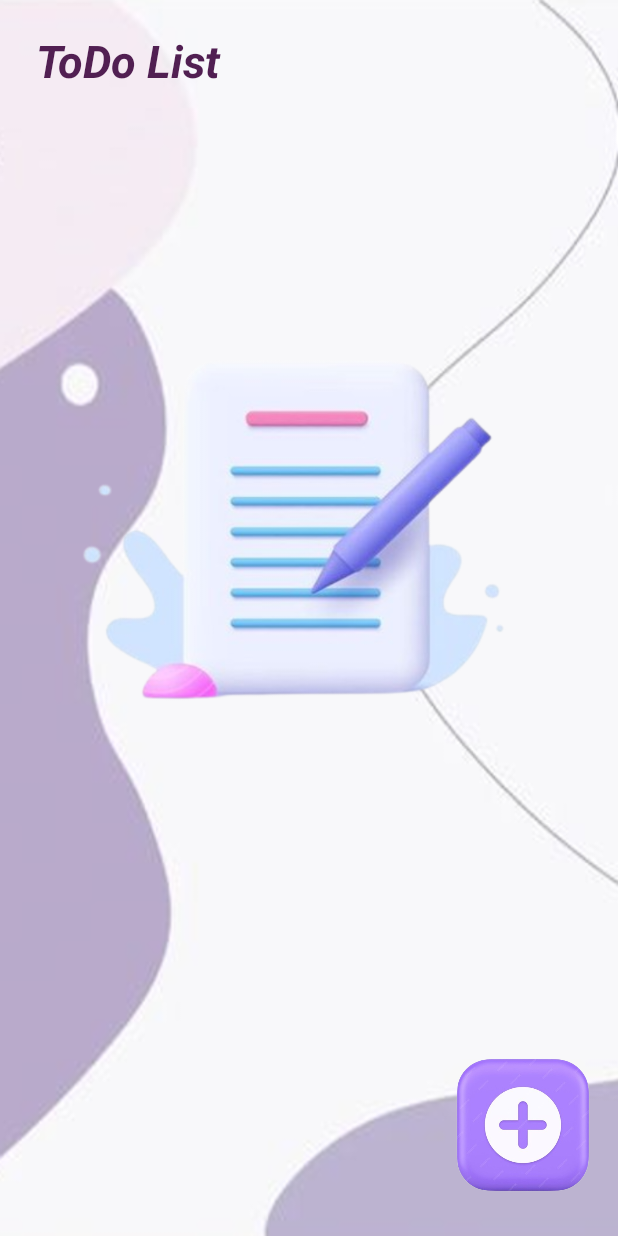
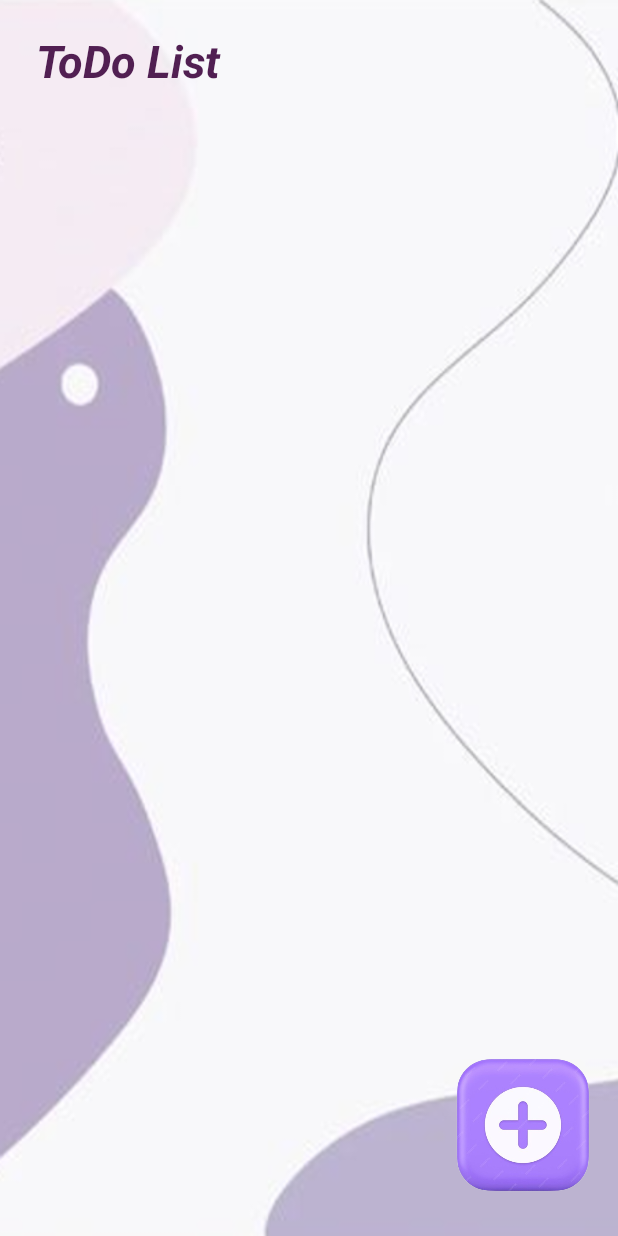
Before and after one commit to gimhaninavodya/Task-Management-Application, an Android app: the layout fragment_home.xml on its own in the app's theme, with its tools: preview values and no code run, on a phone screen of 412 x 824 dp. Run offline under Robolectric (Android 15) with nearby library versions, the light colour scheme and no system bars.

Commit message:
add changes.

```diff
--- a/app/src/main/res/layout/fragment_home.xml
+++ b/app/src/main/res/layout/fragment_home.xml
@@ -36,17 +36,6 @@
             app:layout_constraintEnd_toEndOf="parent" />
 
 
-        <ImageView
-            android:id="@+id/emptyImg"
-            android:layout_width="407dp"
-            android:layout_height="630dp"
-            android:layout_marginEnd="4dp"
-            android:layout_marginBottom="156dp"
-            android:importantForAccessibility="no"
-            android:src="@drawable/p6"
-            app:layout_constraintBottom_toBottomOf="parent"
-            app:layout_constraintEnd_toEndOf="parent" />
-
         <androidx.recyclerview.widget.RecyclerView
             android:id="@+id/homeRecyclerView"
             android:layout_width="match_parent"
@@ -55,7 +44,14 @@
             app:layout_constraintBottom_toBottomOf="parent"
             app:layout_constraintEnd_toEndOf="parent"
             app:layout_constraintStart_toStartOf="parent"
-            app:layout_constraintTop_toTopOf="parent" />
+            app:layout_constraintTop_toTopOf="parent"/>
+            <ImageView
+                android:layout_width="match_parent"
+                android:layout_height="match_parent"
+                android:id="@+id/emptyImg"
+                android:visibility="gone"
+                android:src="@drawable/p6"
+                android:importantForAccessibility="no" />
 
     </androidx.constraintlayout.widget.ConstraintLayout>
 
--- a/app/src/main/res/navigation/nav_graph.xml
+++ b/app/src/main/res/navigation/nav_graph.xml
@@ -10,7 +10,9 @@
         android:label="FragmentHome" >
         <action
             android:id="@+id/action_fragmentHome_to_fragmentAdd"
-            app:destination="@id/fragmentAdd" />
+            app:destination="@id/fragmentAdd"
+            app:popUpTo="@id/fragmentHome"
+            app:popUpToInclusive="true"/>
         <action
             android:id="@+id/action_fragmentHome_to_fragmentEdit"
             app:destination="@id/fragmentEdit" />
@@ -33,7 +35,7 @@
 
         <argument
             android:name="list"
-            app:argType="com.example.task_management_app.model.ListModel"
+            app:argType="com.example.task_management_app.model.ListModelNew"
             app:nullable="true"/>
     </fragment>
 </navigation>
--- a/app/src/main/res/values/strings.xml
+++ b/app/src/main/res/values/strings.xml
@@ -20,4 +20,5 @@
     <string name="title_list_view">Title</string>
     <string name="description_list_view">Description</string>
     <string name="_2024_05_07">2024-05-07</string>
+    <string name="deleteBtn">Delete</string>
 </resources>
```
Also changed, not shown: app/src/main/res/layout/fragment_add.xml (+7 -22 lines), app/src/main/res/layout/fragment_edit.xml (+7 -24 lines), app/src/main/res/layout/list.xml (+0 -10 lines).
